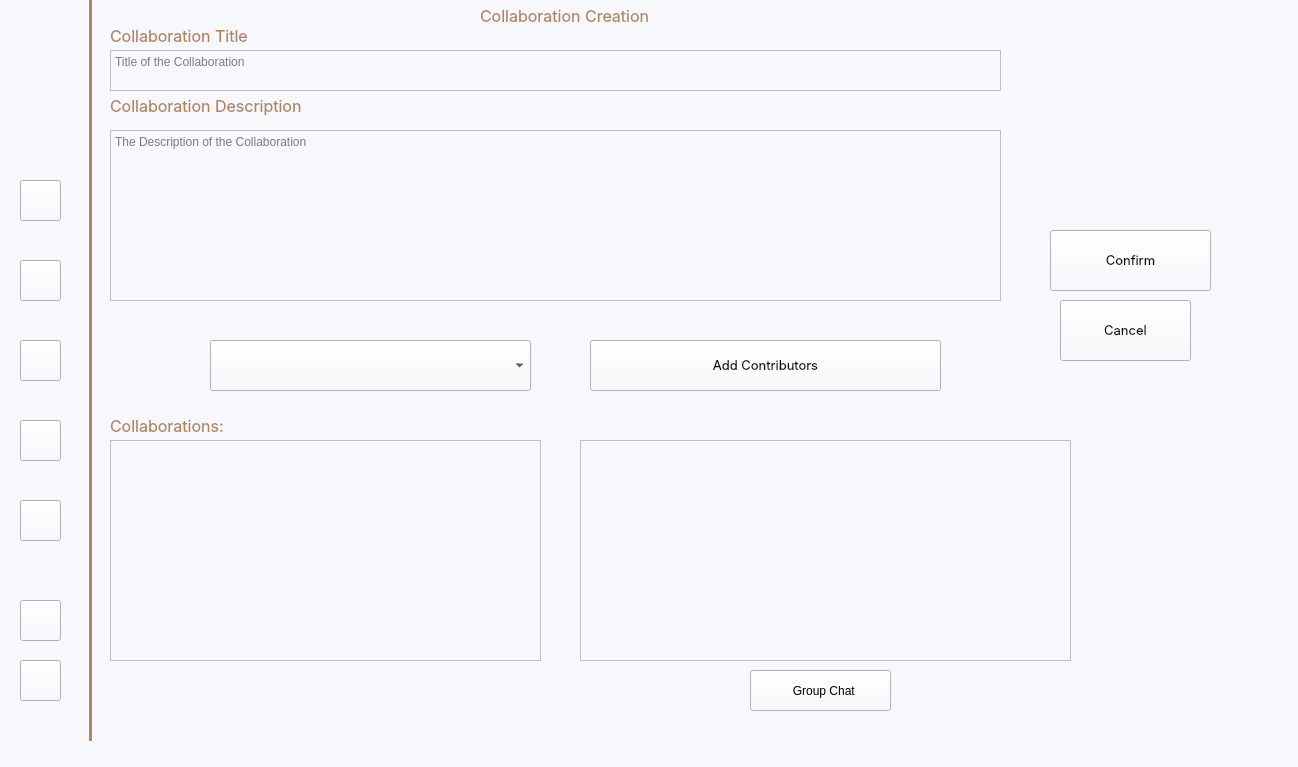
Confused-Guy/Smart-research-publication-management, file mainwindow.ui: the form before one commit.
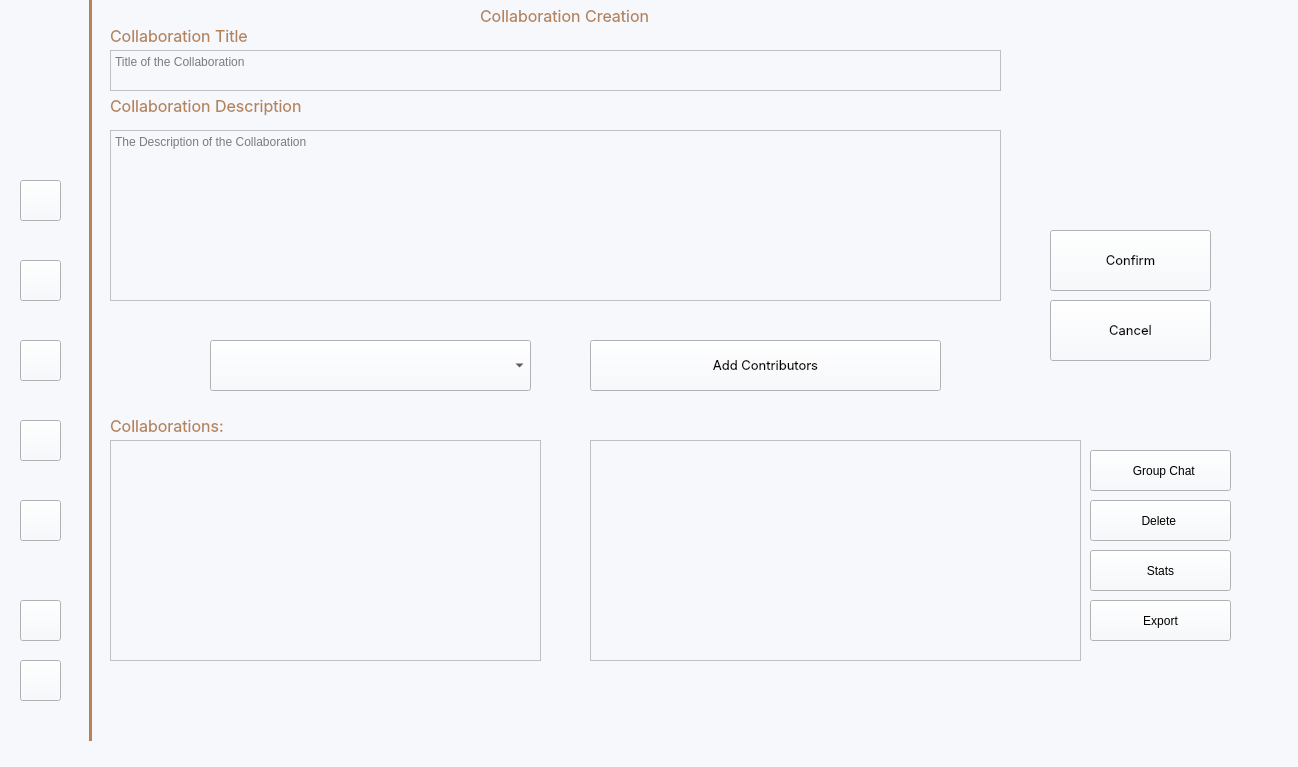
The form after the commit. The open tabs and pages were chosen to show the change. Icons and pictures are not drawn.

Commit message:
added buttons for export and delete
g

Diff of the .ui file:
```diff
--- a/mainwindow.ui
+++ b/mainwindow.ui
@@ -3842,8 +3842,8 @@
       <widget class="QPushButton" name="collabsGroupChatButton">
        <property name="geometry">
         <rect>
-         <x>650</x>
-         <y>260</y>
+         <x>990</x>
+         <y>40</y>
          <width>141</width>
          <height>41</height>
         </rect>
@@ -3859,13 +3859,52 @@
       <widget class="QTextBrowser" name="collabsTextBrower">
        <property name="geometry">
         <rect>
-         <x>480</x>
+         <x>490</x>
          <y>30</y>
          <width>491</width>
          <height>221</height>
         </rect>
        </property>
       </widget>
+      <widget class="QPushButton" name="collabsDeleteButton">
+       <property name="geometry">
+        <rect>
+         <x>990</x>
+         <y>90</y>
+         <width>141</width>
+         <height>41</height>
+        </rect>
+       </property>
+       <property name="text">
+        <string>Delete </string>
+       </property>
+      </widget>
+      <widget class="QPushButton" name="collabsStatsButton">
+       <property name="geometry">
+        <rect>
+         <x>990</x>
+         <y>140</y>
+         <width>141</width>
+         <height>41</height>
+        </rect>
+       </property>
+       <property name="text">
+        <string>Stats</string>
+       </property>
+      </widget>
+      <widget class="QPushButton" name="collabsExportButton">
+       <property name="geometry">
+        <rect>
+         <x>990</x>
+         <y>190</y>
+         <width>141</width>
+         <height>41</height>
+        </rect>
+       </property>
+       <property name="text">
+        <string>Export</string>
+       </property>
+      </widget>
      </widget>
      <widget class="QPushButton" name="collaborationCreationConfirmButton">
       <property name="geometry">
@@ -3893,9 +3932,9 @@
      <widget class="QPushButton" name="collaborationCreationCancelButton">
       <property name="geometry">
        <rect>
-        <x>1060</x>
+        <x>1050</x>
         <y>300</y>
-        <width>131</width>
+        <width>161</width>
         <height>61</height>
        </rect>
       </property>
```
Left out of the diff: 2 changed lines with no effect on the pictures. The commit also changes 637 other files.
